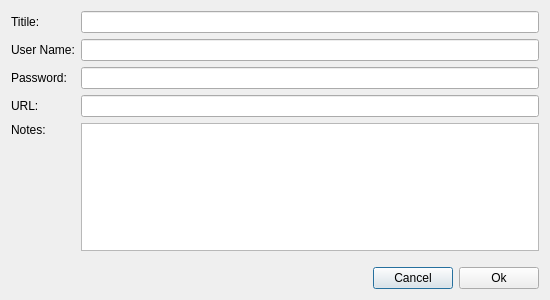
This is editentry.ui in sochok222/RadikPass as Qt 5 draws it before an edit. The edited form follows.
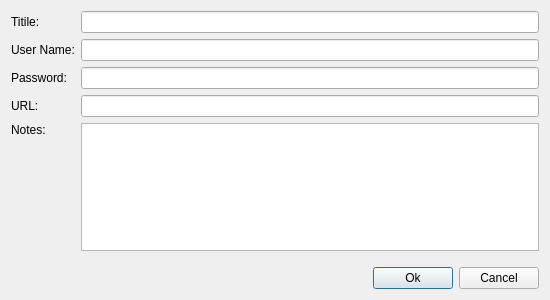
This is the edited form.

Diff of the .ui file:
```diff
--- a/editentry.ui
+++ b/editentry.ui
@@ -104,16 +104,16 @@
       </spacer>
      </item>
      <item>
-      <widget class="QPushButton" name="cancelButton">
+      <widget class="QPushButton" name="writeButton">
        <property name="text">
-        <string>Cancel</string>
+        <string>Ok</string>
        </property>
       </widget>
      </item>
      <item>
-      <widget class="QPushButton" name="writeButton">
+      <widget class="QPushButton" name="cancelButton">
        <property name="text">
-        <string>Ok</string>
+        <string>Cancel</string>
        </property>
       </widget>
      </item>
```
